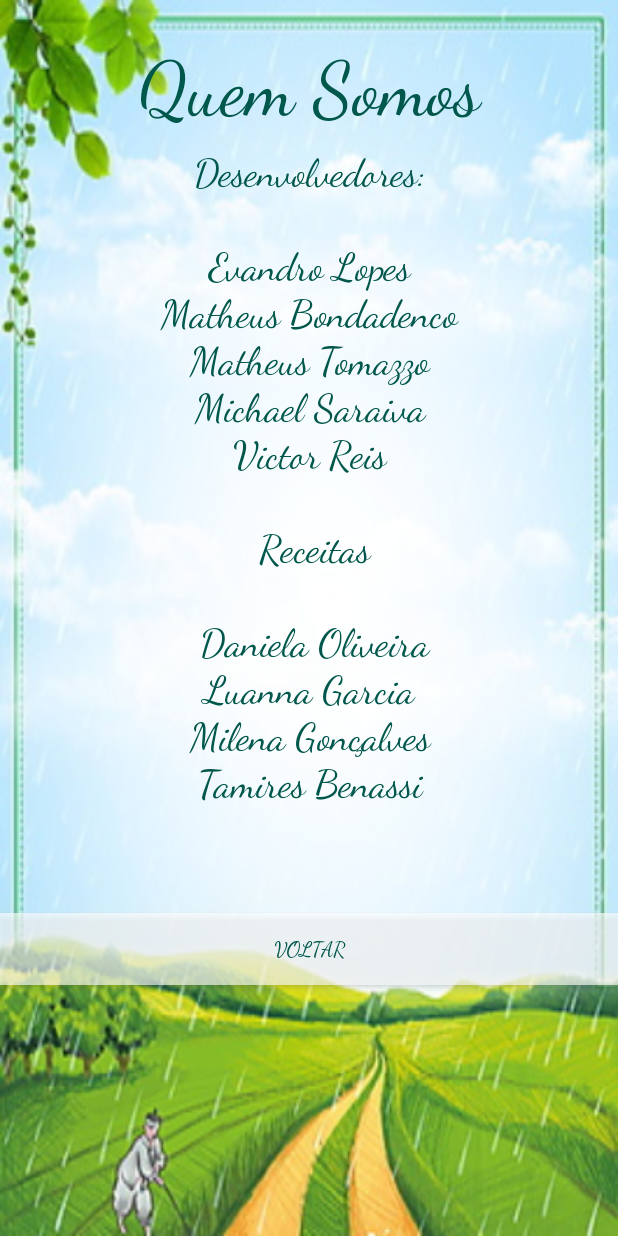
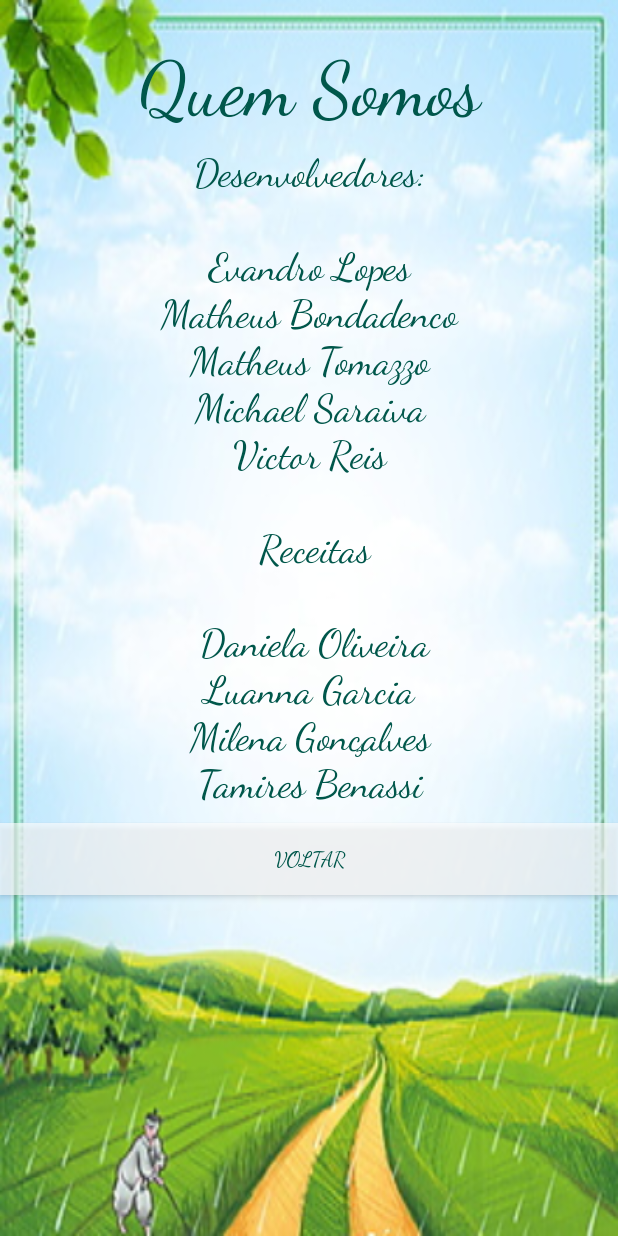
Before and after one commit to MichaelToniolo/Season4Foods, an Android app: the screen it shows after launch (ActivityCreditos), after a tap on an icon or button, on a phone screen of 412 x 824 dp. Run offline under Robolectric (Android 15) with nearby library versions, the phone set to English and light mode, and no system bars.

Commit message:
Ajuste Botão Créditos

```diff
--- a/Season4Foods/app/src/main/java/com/example/season4foods/MainActivity.java
+++ b/Season4Foods/app/src/main/java/com/example/season4foods/MainActivity.java
@@ -41,8 +41,6 @@ public class MainActivity extends AppCompatActivity {
         LinearLayout = (LinearLayout) findViewById(R.id.menu_principal);
         AboutButton = (Button) findViewById(R.id.AboutButton);
 
-
-        long date = CalendarioView.getDate();
 
 
         CalendarioView.setOnDateChangeListener(new CalendarView.OnDateChangeListener() {
--- a/Season4Foods/app/src/main/res/layout/activity_creditos.xml
+++ b/Season4Foods/app/src/main/res/layout/activity_creditos.xml
@@ -56,7 +56,7 @@ android:background="@drawable/backgroundmain3"
             android:layout_gravity="bottom"
             android:fontFamily="cursive"
             android:textColor="@color/colorPrimaryDark"
-            android:layout_marginTop="70dp"
+            android:layout_marginTop="10dp"
             android:text="Voltar" />
 
     </LinearLayout>
```
